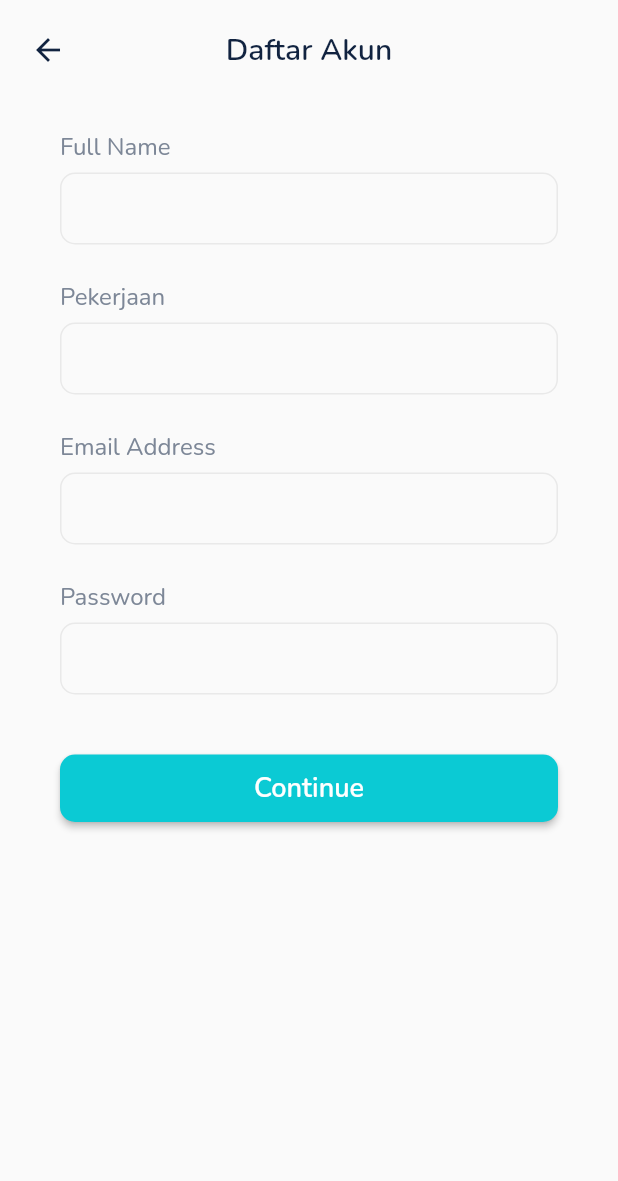
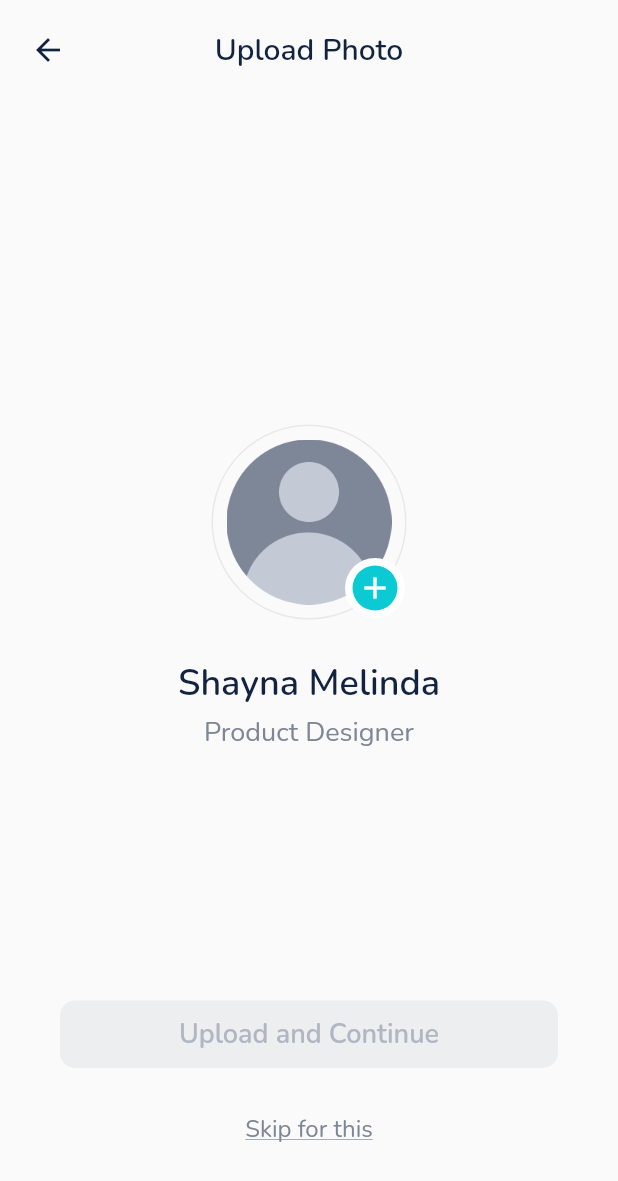
Before and after one commit to anggitpp/MyDoctor, a Flutter app: the screen it shows after launch, on a phone screen of 412 x 824 dp. Shown: the top 1181 px of the screen. Run offline on Flutter 3.47's test engine with Material 2 defaults, Android fonts, the phone set to English and light mode, and no system bars; our stand-ins replace get, google_fonts, supercharged.

Commit message:
add upload photo page

```diff
--- a/lib/main.dart
+++ b/lib/main.dart
@@ -2,6 +2,7 @@ import 'package:flutter/material.dart';
 import 'package:get/get.dart';
 import 'package:mydoctor/screens/pages/sign_in_page.dart';
 import 'package:mydoctor/screens/pages/sign_up_page.dart';
+import 'package:mydoctor/screens/pages/upload_photo_page.dart';
 import 'package:mydoctor/screens/pages/welcome_page.dart';
 
 void main() {
@@ -16,7 +17,7 @@ class MyApp extends StatelessWidget {
   Widget build(BuildContext context) {
     return const GetMaterialApp(
       debugShowCheckedModeBanner: true,
-      home: SignUpPage(),
+      home: UploadPhotoPage(),
     );
   }
 }
--- a/lib/screens/pages/sign_in_page.dart
+++ b/lib/screens/pages/sign_in_page.dart
@@ -2,7 +2,6 @@ import 'package:flutter/material.dart';
 import 'package:mydoctor/screens/widgets/default_button.dart';
 import 'package:mydoctor/screens/widgets/default_text_field.dart';
 import 'package:mydoctor/shared/theme.dart';
-import 'package:supercharged/supercharged.dart';
 
 class SignInPage extends StatelessWidget {
   const SignInPage({Key? key}) : super(key: key);
@@ -41,7 +40,7 @@ class SignInPage extends StatelessWidget {
                   label: 'Password',
                   isPassword: true,
                 ),
-                SizedBox(
+                const SizedBox(
                   height: 10,
                 ),
                 Text(
@@ -49,11 +48,11 @@ class SignInPage extends StatelessWidget {
                   style:
                       smallText.copyWith(decoration: TextDecoration.underline),
                 ),
-                SizedBox(
+                const SizedBox(
                   height: 40,
                 ),
-                DefaultButton(text: 'Sign In'),
-                SizedBox(
+                const DefaultButton(text: 'Sign In'),
+                const SizedBox(
                   height: 30,
                 ),
                 Center(
--- a/lib/screens/pages/sign_up_page.dart
+++ b/lib/screens/pages/sign_up_page.dart
@@ -1,7 +1,7 @@
 import 'package:flutter/material.dart';
 import 'package:mydoctor/screens/widgets/default_button.dart';
+import 'package:mydoctor/screens/widgets/default_header.dart';
 import 'package:mydoctor/screens/widgets/default_text_field.dart';
-import 'package:mydoctor/shared/theme.dart';
 
 class SignUpPage extends StatelessWidget {
   const SignUpPage({Key? key}) : super(key: key);
@@ -13,26 +13,7 @@ class SignUpPage extends StatelessWidget {
           child: SingleChildScrollView(
         child: Column(
           children: [
-            Padding(
-              padding: const EdgeInsets.only(left: 20, top: 20, right: 20),
-              child: Row(
-                mainAxisAlignment: MainAxisAlignment.spaceBetween,
-                children: [
-                  Icon(
-                    Icons.arrow_back,
-                    color: primaryColor,
-                    size: 24,
-                  ),
-                  Text(
-                    'Daftar Akun',
-                    style: largeText,
-                  ),
-                  const SizedBox(
-                    width: 24,
-                  ),
-                ],
-              ),
-            ),
+            const DefaultHeader(text: 'Daftar Akun'),
             Container(
               margin: const EdgeInsets.all(40),
               child: Column(
@@ -56,7 +37,7 @@ class SignUpPage extends StatelessWidget {
                 ],
               ),
             ),
-            DefaultButton(text: 'Continue'),
+            const DefaultButton(text: 'Continue'),
           ],
         ),
       )),
--- /dev/null
+++ b/lib/screens/pages/upload_photo_page.dart
@@ -0,0 +1,122 @@
+import 'package:flutter/material.dart';
+import 'package:mydoctor/screens/widgets/default_button.dart';
+import 'package:mydoctor/screens/widgets/default_header.dart';
+import 'package:mydoctor/shared/theme.dart';
+import 'package:supercharged/supercharged.dart';
+
+class UploadPhotoPage extends StatelessWidget {
+  const UploadPhotoPage({Key? key}) : super(key: key);
+
+  @override
+  Widget build(BuildContext context) {
+    return Scaffold(
+      body: SafeArea(
+        child: Stack(
+          children: [
+            const DefaultHeader(text: 'Upload Photo'),
+            Align(
+              child: Column(
+                crossAxisAlignment: CrossAxisAlignment.center,
+                mainAxisAlignment: MainAxisAlignment.center,
+                children: [
+                  Container(
+                    width: 130,
+                    height: 130,
+                    alignment: Alignment.center,
+                    decoration: BoxDecoration(
+                      shape: BoxShape.circle,
+                      border: Border.all(color: lightGrayColor, width: 1),
+                    ),
+                    child: Stack(
+                      children: [
+                        Align(
+                          alignment: Alignment.center,
+                          child: Container(
+                            width: 110,
+                            height: 110,
+                            decoration: const BoxDecoration(
+                              image: DecorationImage(
+                                image: AssetImage('assets/nophoto.png'),
+                              ),
+                            ),
+                          ),
+                        ),
+                        Align(
+                          alignment: Alignment.bottomRight,
+                          child: Container(
+                            width: 40,
+                            height: 40,
+                            alignment: Alignment.center,
+                            decoration: const BoxDecoration(
+                              shape: BoxShape.circle,
+                              color: Colors.white,
+                            ),
+                            child: Container(
+                              width: 30,
+                              height: 30,
+                              decoration: BoxDecoration(
+                                color: secondaryColor,
+                                shape: BoxShape.circle,
+                              ),
+                              child: const Icon(
+                                Icons.add,
+                                color: Colors.white,
+                              ),
+                            ),
+                          ),
+                        )
+                      ],
+                    ),
+                  ),
+                  const SizedBox(
+                    height: 26,
+                  ),
+                  Text(
+                    'Shayna Melinda',
+                    style: largeText.copyWith(fontSize: 24),
+                  ),
+                  const SizedBox(
+                    height: 4,
+                  ),
+                  Text(
+                    'Product Designer',
+                    style: mediumText.copyWith(color: grayColor, fontSize: 18),
+                  ),
+                  const SizedBox(
+                    height: 40,
+                  ),
+                ],
+              ),
+            ),
+            Align(
+              alignment: Alignment.bottomCenter,
+              child: Column(
+                mainAxisAlignment: MainAxisAlignment.end,
+                children: [
+                  DefaultButton(
+                    text: 'Upload and Continue',
+                    backgroundColor: '#EDEEF0'.toColor(),
+                    textColor: '#B1B7C2'.toColor(),
+                  ),
+                  const SizedBox(
+                    height: 30,
+                  ),
+                  Text(
+                    'Skip for this',
+                    style: mediumText.copyWith(
+                      decoration: TextDecoration.underline,
+                      color: grayColor,
+                    ),
+                  ),
+                  const SizedBox(
+                    height: 60,
+                  ),
+                ],
+              ),
+            )
+          ],
+        ),
+      ),
+    );
+  }
+}
--- a/lib/screens/widgets/default_button.dart
+++ b/lib/screens/widgets/default_button.dart
@@ -22,6 +22,7 @@ class DefaultButton extends StatelessWidget {
       child: ElevatedButton(
         onPressed: () {},
         style: ElevatedButton.styleFrom(
+          elevation: 0,
           primary: backgroundColor ?? secondaryColor,
           shape: RoundedRectangleBorder(
             borderRadius: BorderRadius.circular(10),
--- /dev/null
+++ b/lib/screens/widgets/default_header.dart
@@ -0,0 +1,35 @@
+import 'package:flutter/material.dart';
+
+import 'package:mydoctor/shared/theme.dart';
+
+class DefaultHeader extends StatelessWidget {
+  final String text;
+  const DefaultHeader({
+    Key? key,
+    required this.text,
+  }) : super(key: key);
+
+  @override
+  Widget build(BuildContext context) {
+    return Padding(
+      padding: const EdgeInsets.only(left: 20, top: 20, right: 20),
+      child: Row(
+        mainAxisAlignment: MainAxisAlignment.spaceBetween,
+        children: [
+          Icon(
+            Icons.arrow_back,
+            color: primaryColor,
+            size: 24,
+          ),
+          Text(
+            text,
+            style: largeText,
+          ),
+          const SizedBox(
+            width: 24,
+          ),
+        ],
+      ),
+    );
+  }
+}
--- a/lib/screens/widgets/default_text_field.dart
+++ b/lib/screens/widgets/default_text_field.dart
@@ -22,7 +22,7 @@ class DefaultTextField extends StatelessWidget {
           label,
           style: mediumText.copyWith(color: grayColor),
         ),
-        SizedBox(
+        const SizedBox(
           height: 6,
         ),
         SizedBox(
@@ -30,7 +30,7 @@ class DefaultTextField extends StatelessWidget {
             obscureText: isPassword,
             style: mediumText,
             decoration: InputDecoration(
-              contentPadding: EdgeInsets.all(12),
+              contentPadding: const EdgeInsets.all(12),
               focusedBorder: OutlineInputBorder(
                   borderSide: BorderSide(
                     color: '#0066CB'.toColor(),
```
